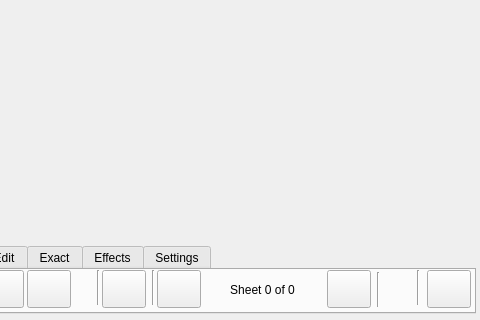
Qt form mainwindow.ui (viktand/vap4) before a commit; both pictures show x 175 to 655 and y 296 to 616 of the 655 by 616 pixel window.
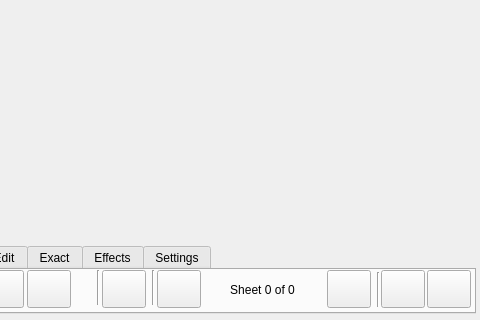
The same form after that commit. Icons and pictures are not drawn.

What changed in the file:
```diff
--- a/mainwindow.ui
+++ b/mainwindow.ui
@@ -330,19 +330,6 @@
        </size>
       </property>
      </widget>
-     <widget class="Line" name="line_6">
-      <property name="geometry">
-       <rect>
-        <x>590</x>
-        <y>0</y>
-        <width>3</width>
-        <height>35</height>
-       </rect>
-      </property>
-      <property name="orientation">
-       <enum>Qt::Vertical</enum>
-      </property>
-     </widget>
      <widget class="QPushButton" name="pushButton_37">
       <property name="geometry">
        <rect>
@@ -427,6 +414,32 @@
        </size>
       </property>
      </widget>
+     <widget class="QPushButton" name="pushButton_40">
+      <property name="geometry">
+       <rect>
+        <x>554</x>
+        <y>0</y>
+        <width>44</width>
+        <height>38</height>
+       </rect>
+      </property>
+      <property name="toolTip">
+       <string>Remove the current sheet</string>
+      </property>
+      <property name="text">
+       <string/>
+      </property>
+      <property name="icon">
+       <iconset resource="res.qrc">
+        <normaloff>:/new/prefix1/erlist</normaloff>:/new/prefix1/erlist</iconset>
+      </property>
+      <property name="iconSize">
+       <size>
+        <width>32</width>
+        <height>32</height>
+       </size>
+      </property>
+     </widget>
     </widget>
     <widget class="QWidget" name="tab">
      <attribute name="title">
```
